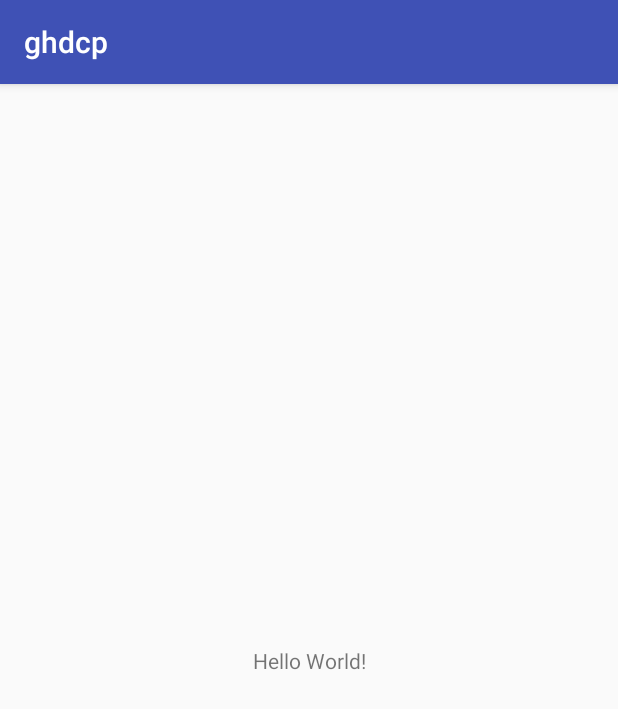
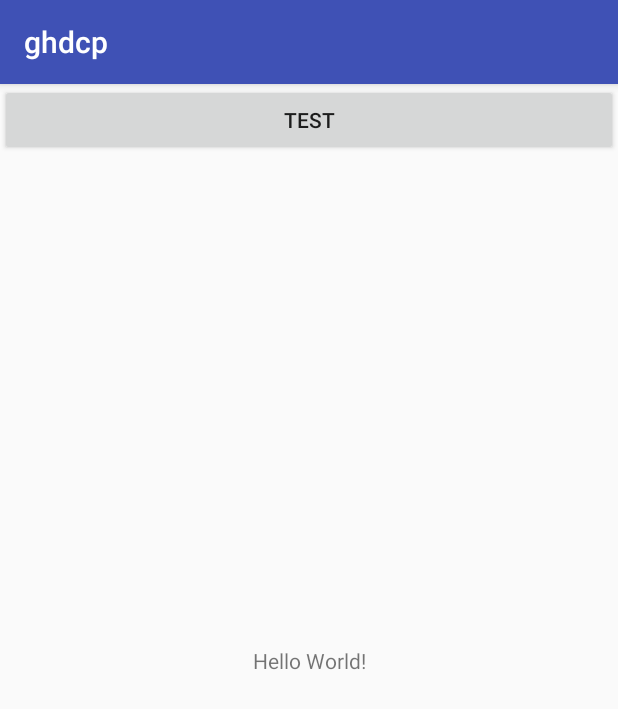
Before and after one commit to eluoen7/ghdcp, an Android app: the screen it shows after launch (MainActivity), on a phone screen of 412 x 824 dp. Shown: the top 709 px of the screen. Run offline under Robolectric (Android 15) with nearby library versions, the phone set to English and light mode, and no system bars.

Commit message:
第三次提交测试

```diff
--- a/app/src/main/java/eluoen/ghdcp/MainActivity.java
+++ b/app/src/main/java/eluoen/ghdcp/MainActivity.java
@@ -2,15 +2,34 @@ package eluoen.ghdcp;
 
 import android.support.v7.app.AppCompatActivity;
 import android.os.Bundle;
+import android.view.View;
+import android.widget.Button;
 import android.widget.Toast;
 
-public class MainActivity extends AppCompatActivity {
+public class MainActivity extends AppCompatActivity implements View.OnClickListener {
+
+    private Button btn_test;
 
     @Override
     protected void onCreate(Bundle savedInstanceState) {
         super.onCreate(savedInstanceState);
         setContentView(R.layout.activity_main);
 
-        Toast.makeText(this,"第一次github测试",Toast.LENGTH_LONG).show();
+        btn_test = (Button) findViewById(R.id.btn_test);
+        btn_test.setOnClickListener(MainActivity.this);
+
+
+    }
+
+    @Override
+    public void onClick(View view) {
+        switch (view.getId()){
+            case R.id.btn_test:
+
+            Toast.makeText(this,"第一次github测试",Toast.LENGTH_LONG).show();
+
+            break;
+
+        }
     }
 }
--- a/app/src/main/res/layout/activity_main.xml
+++ b/app/src/main/res/layout/activity_main.xml
@@ -16,4 +16,10 @@
             app:layout_constraintRight_toRightOf="parent"
             app:layout_constraintTop_toTopOf="parent"/>
 
+    <Button
+            android:id="@+id/btn_test"
+            android:layout_width="match_parent"
+            android:layout_height="wrap_content"
+            android:text="test"/>
+
 </android.support.constraint.ConstraintLayout>
```
